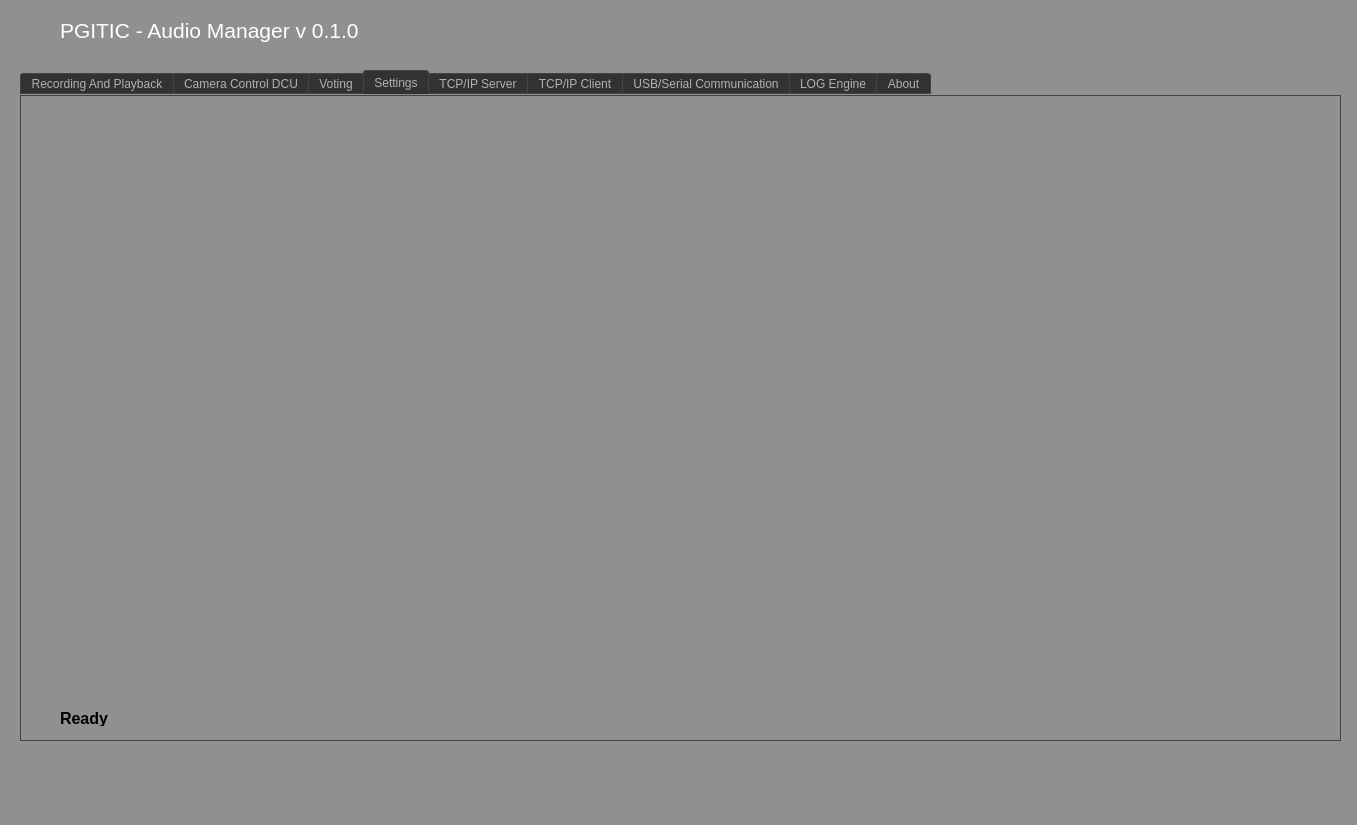
This is mainwindow.ui in cxdcxd/pgitic_gstramer as Qt 5 draws it before an edit. The edited form follows.
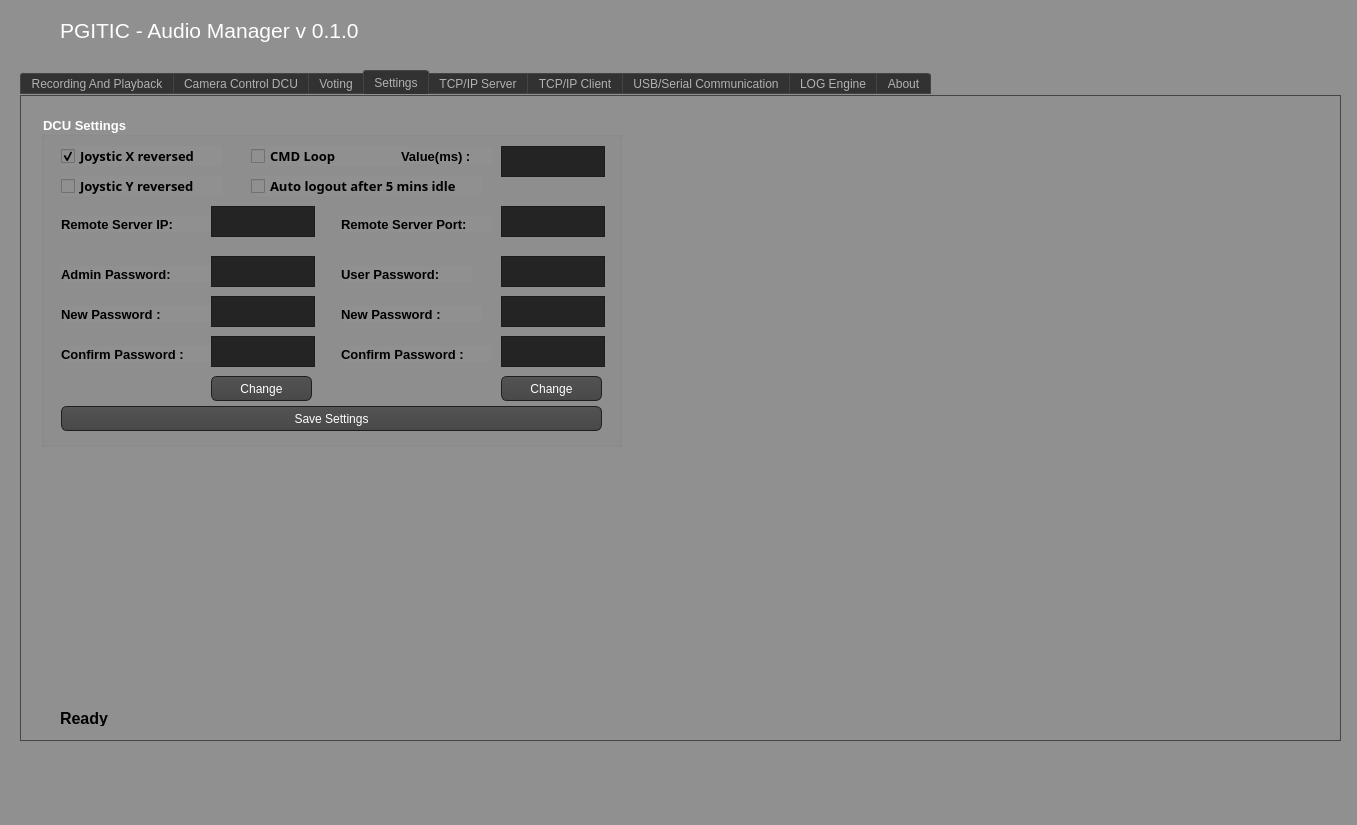
This is the edited form. The open tabs and pages were chosen to show the change. Icons and pictures are not drawn.

```diff
--- a/mainwindow.ui
+++ b/mainwindow.ui
@@ -431,51 +431,16 @@
     background-color: QLinearGradient(x1:0, y1:0, x2:0, y2:1, stop:1 #212121, stop:0.4 #343434, stop:0.2 #343434, stop:0.1 #1a71d7);
 }
 
-QRadioButton::indicator:checked, QRadioButton::indicator:unchecked{
-    color: #b1b1b1;
-    background-color: #323232;
-    border: 1px solid #b1b1b1;
-    border-radius: 6px;
-}
 
-QRadioButton::indicator:checked
-{
-    background-color: qradialgradient(
-        cx: 0.5, cy: 0.5,
-        fx: 0.5, fy: 0.5,
-        radius: 1.0,
-        stop: 0.25 #1a71d7,
-        stop: 0.3 #323232
-    );
-}
 
-QCheckBox::indicator{
-    color: #b1b1b1;
-    background-color: #323232;
-    border: 1px solid #b1b1b1;
-    width: 9px;
-    height: 9px;
-}
 
-QRadioButton::indicator
-{
-    border-radius: 6px;
-}
 
-QRadioButton::indicator:hover, QCheckBox::indicator:hover
-{
-    border: 1px solid #1a71d7;
-}
 
-QCheckBox::indicator:checked
-{
-    image:url(:/images/checkbox.png);
-}
 
-QCheckBox::indicator:disabled, QRadioButton::indicator:disabled
-{
-    border: 1px solid #444;
-}</string>
+
+
+
+</string>
   </property>
   <widget class="QWidget" name="centralwidget">
    <widget class="QTabWidget" name="tabWidget">
@@ -2562,6 +2527,478 @@
      <attribute name="title">
       <string>Settings</string>
      </attribute>
+     <widget class="QGroupBox" name="groupBox">
+      <property name="geometry">
+       <rect>
+        <x>20</x>
+        <y>20</y>
+        <width>581</width>
+        <height>331</height>
+       </rect>
+      </property>
+      <property name="font">
+       <font>
+        <pointsize>10</pointsize>
+        <weight>75</weight>
+        <bold>true</bold>
+       </font>
+      </property>
+      <property name="styleSheet">
+       <string notr="true">color: rgb(255, 255, 255);</string>
+      </property>
+      <property name="title">
+       <string>DCU Settings</string>
+      </property>
+      <widget class="QCheckBox" name="chm_joyx">
+       <property name="geometry">
+        <rect>
+         <x>20</x>
+         <y>30</y>
+         <width>161</width>
+         <height>20</height>
+        </rect>
+       </property>
+       <property name="font">
+        <font>
+         <family>Sans Serif</family>
+         <pointsize>10</pointsize>
+         <weight>75</weight>
+         <italic>false</italic>
+         <bold>true</bold>
+        </font>
+       </property>
+       <property name="styleSheet">
+        <string notr="true">
+color: rgb(0, 0, 0);</string>
+       </property>
+       <property name="text">
+        <string>Joystic X reversed</string>
+       </property>
+       <property name="checked">
+        <bool>true</bool>
+       </property>
+       <property name="autoRepeat">
+        <bool>false</bool>
+       </property>
+       <property name="tristate">
+        <bool>false</bool>
+       </property>
+      </widget>
+      <widget class="QCheckBox" name="chm_joyy">
+       <property name="geometry">
+        <rect>
+         <x>20</x>
+         <y>60</y>
+         <width>161</width>
+         <height>20</height>
+        </rect>
+       </property>
+       <property name="font">
+        <font>
+         <family>Sans Serif</family>
+         <pointsize>10</pointsize>
+         <weight>75</weight>
+         <italic>false</italic>
+         <bold>true</bold>
+        </font>
+       </property>
+       <property name="styleSheet">
+        <string notr="true">
+color: rgb(0, 0, 0);</string>
+       </property>
+       <property name="text">
+        <string>Joystic Y reversed</string>
+       </property>
+      </widget>
+      <widget class="QCheckBox" name="chm_loop">
+       <property name="geometry">
+        <rect>
+         <x>210</x>
+         <y>30</y>
+         <width>161</width>
+         <height>20</height>
+        </rect>
+       </property>
+       <property name="font">
+        <font>
+         <family>Sans Serif</family>
+         <pointsize>10</pointsize>
+         <weight>75</weight>
+         <italic>false</italic>
+         <bold>true</bold>
+        </font>
+       </property>
+       <property name="styleSheet">
+        <string notr="true">
+color: rgb(0, 0, 0);</string>
+       </property>
+       <property name="text">
+        <string>CMD Loop</string>
+       </property>
+      </widget>
+      <widget class="QTextEdit" name="txt_loop_value">
+       <property name="geometry">
+        <rect>
+         <x>460</x>
+         <y>30</y>
+         <width>104</width>
+         <height>31</height>
+        </rect>
+       </property>
+      </widget>
+      <widget class="QLabel" name="label_19">
+       <property name="geometry">
+        <rect>
+         <x>360</x>
+         <y>32</y>
+         <width>91</width>
+         <height>16</height>
+        </rect>
+       </property>
+       <property name="font">
+        <font>
+         <pointsize>10</pointsize>
+         <weight>75</weight>
+         <bold>true</bold>
+        </font>
+       </property>
+       <property name="styleSheet">
+        <string notr="true">color: rgb(0, 0, 0);</string>
+       </property>
+       <property name="text">
+        <string>Value(ms) :</string>
+       </property>
+      </widget>
+      <widget class="QCheckBox" name="chm_logout">
+       <property name="geometry">
+        <rect>
+         <x>210</x>
+         <y>60</y>
+         <width>231</width>
+         <height>20</height>
+        </rect>
+       </property>
+       <property name="font">
+        <font>
+         <family>Sans Serif</family>
+         <pointsize>10</pointsize>
+         <weight>75</weight>
+         <italic>false</italic>
+         <bold>true</bold>
+        </font>
+       </property>
+       <property name="styleSheet">
+        <string notr="true">
+color: rgb(0, 0, 0);</string>
+       </property>
+       <property name="text">
+        <string>Auto logout after 5 mins idle</string>
+       </property>
+      </widget>
+      <widget class="QLabel" name="label_20">
+       <property name="geometry">
+        <rect>
+         <x>20</x>
+         <y>100</y>
+         <width>151</width>
+         <height>16</height>
+        </rect>
+       </property>
+       <property name="font">
+        <font>
+         <pointsize>10</pointsize>
+         <weight>75</weight>
+         <bold>true</bold>
+        </font>
+       </property>
+       <property name="styleSheet">
+        <string notr="true">color: rgb(0, 0, 0);</string>
+       </property>
+       <property name="text">
+        <string>Remote Server IP:</string>
+       </property>
+      </widget>
+      <widget class="QLabel" name="label_21">
+       <property name="geometry">
+        <rect>
+         <x>300</x>
+         <y>100</y>
+         <width>151</width>
+         <height>16</height>
+        </rect>
+       </property>
+       <property name="font">
+        <font>
+         <pointsize>10</pointsize>
+         <weight>75</weight>
+         <bold>true</bold>
+        </font>
+       </property>
+       <property name="styleSheet">
+        <string notr="true">color: rgb(0, 0, 0);</string>
+       </property>
+       <property name="text">
+        <string>Remote Server Port:</string>
+       </property>
+      </widget>
+      <widget class="QTextEdit" name="txt_ip">
+       <property name="geometry">
+        <rect>
+         <x>170</x>
+         <y>90</y>
+         <width>104</width>
+         <height>31</height>
+        </rect>
+       </property>
+      </widget>
+      <widget class="QTextEdit" name="txt_port">
+       <property name="geometry">
+        <rect>
+         <x>460</x>
+         <y>90</y>
+         <width>104</width>
+         <height>31</height>
+        </rect>
+       </property>
+      </widget>
+      <widget class="QLabel" name="label_22">
+       <property name="geometry">
+        <rect>
+         <x>20</x>
+         <y>150</y>
+         <width>151</width>
+         <height>16</height>
+        </rect>
+       </property>
+       <property name="font">
+        <font>
+         <pointsize>10</pointsize>
+         <weight>75</weight>
+         <bold>true</bold>
+        </font>
+       </property>
+       <property name="styleSheet">
+        <string notr="true">color: rgb(0, 0, 0);</string>
+       </property>
+       <property name="text">
+        <string>Admin Password:</string>
+       </property>
+      </widget>
+      <widget class="QTextEdit" name="txt_admin_pass">
+       <property name="geometry">
+        <rect>
+         <x>170</x>
+         <y>140</y>
+         <width>104</width>
+         <height>31</height>
+        </rect>
+       </property>
+      </widget>
+      <widget class="QLabel" name="label_23">
+       <property name="geometry">
+        <rect>
+         <x>20</x>
+         <y>190</y>
+         <width>151</width>
+         <height>16</height>
+        </rect>
+       </property>
+       <property name="font">
+        <font>
+         <pointsize>10</pointsize>
+         <weight>75</weight>
+         <bold>true</bold>
+        </font>
+       </property>
+       <property name="styleSheet">
+        <string notr="true">color: rgb(0, 0, 0);</string>
+       </property>
+       <property name="text">
+        <string>New Password :</string>
+       </property>
+      </widget>
+      <widget class="QTextEdit" name="txt_admin_new">
+       <property name="geometry">
+        <rect>
+         <x>170</x>
+         <y>180</y>
+         <width>104</width>
+         <height>31</height>
+        </rect>
+       </property>
+      </widget>
+      <widget class="QLabel" name="label_24">
+       <property name="geometry">
+        <rect>
+         <x>20</x>
+         <y>230</y>
+         <width>151</width>
+         <height>16</height>
+        </rect>
+       </property>
+       <property name="font">
+        <font>
+         <pointsize>10</pointsize>
+         <weight>75</weight>
+         <bold>true</bold>
+        </font>
+       </property>
+       <property name="styleSheet">
+        <string notr="true">color: rgb(0, 0, 0);</string>
+       </property>
+       <property name="text">
+        <string>Confirm Password :</string>
+       </property>
+      </widget>
+      <widget class="QTextEdit" name="txt_admin_confirm">
+       <property name="geometry">
+        <rect>
+         <x>170</x>
+         <y>220</y>
+         <width>104</width>
+         <height>31</height>
+        </rect>
+       </property>
+      </widget>
+      <widget class="QTextEdit" name="txt_user_pass">
+       <property name="geometry">
+        <rect>
+         <x>460</x>
+         <y>140</y>
+         <width>104</width>
+         <height>31</height>
+        </rect>
+       </property>
+      </widget>
+      <widget class="QLabel" name="label_25">
+       <property name="geometry">
+        <rect>
+         <x>300</x>
+         <y>150</y>
+         <width>131</width>
+         <height>16</height>
+        </rect>
+       </property>
+       <property name="font">
+        <font>
+         <pointsize>10</pointsize>
+         <weight>75</weight>
+         <bold>true</bold>
+        </font>
+       </property>
+       <property name="styleSheet">
+        <string notr="true">color: rgb(0, 0, 0);</string>
+       </property>
+       <property name="text">
+        <string>User Password:</string>
+       </property>
+      </widget>
+      <widget class="QTextEdit" name="txt_user_confirm">
+       <property name="geometry">
+        <rect>
+         <x>460</x>
+         <y>220</y>
+         <width>104</width>
+         <height>31</height>
+        </rect>
+       </property>
+      </widget>
+      <widget class="QTextEdit" name="txt_user_new">
+       <property name="geometry">
+        <rect>
+         <x>460</x>
+         <y>180</y>
+         <width>104</width>
+         <height>31</height>
+        </rect>
+       </property>
+      </widget>
+      <widget class="QLabel" name="label_26">
+       <property name="geometry">
+        <rect>
+         <x>300</x>
+         <y>230</y>
+         <width>151</width>
+         <height>16</height>
+        </rect>
+       </property>
+       <property name="font">
+        <font>
+         <pointsize>10</pointsize>
+         <weight>75</weight>
+         <bold>true</bold>
+        </font>
+       </property>
+       <property name="styleSheet">
+        <string notr="true">color: rgb(0, 0, 0);</string>
+       </property>
+       <property name="text">
+        <string>Confirm Password :</string>
+       </property>
+      </widget>
+      <widget class="QLabel" name="label_27">
+       <property name="geometry">
+        <rect>
+         <x>300</x>
+         <y>190</y>
+         <width>141</width>
+         <height>16</height>
+        </rect>
+       </property>
+       <property name="font">
+        <font>
+         <pointsize>10</pointsize>
+         <weight>75</weight>
+         <bold>true</bold>
+        </font>
+       </property>
+       <property name="styleSheet">
+        <string notr="true">color: rgb(0, 0, 0);</string>
+       </property>
+       <property name="text">
+        <string>New Password :</string>
+       </property>
+      </widget>
+      <widget class="QPushButton" name="btn_change_admin">
+       <property name="geometry">
+        <rect>
+         <x>170</x>
+         <y>260</y>
+         <width>101</width>
+         <height>25</height>
+        </rect>
+       </property>
+       <property name="text">
+        <string>Change</string>
+       </property>
+      </widget>
+      <widget class="QPushButton" name="btn_change_user">
+       <property name="geometry">
+        <rect>
+         <x>460</x>
+         <y>260</y>
+         <width>101</width>
+         <height>25</height>
+        </rect>
+       </property>
+       <property name="text">
+        <string>Change</string>
+       </property>
+      </widget>
+      <widget class="QPushButton" name="btn_save">
+       <property name="geometry">
+        <rect>
+         <x>20</x>
+         <y>290</y>
+         <width>541</width>
+         <height>25</height>
+        </rect>
+       </property>
+       <property name="text">
+        <string>Save Settings</string>
+       </property>
+      </widget>
+     </widget>
     </widget>
     <widget class="QWidget" name="tab_2">
      <attribute name="title">
```
Left out of the diff: 111 changed lines with no effect on the pictures.
